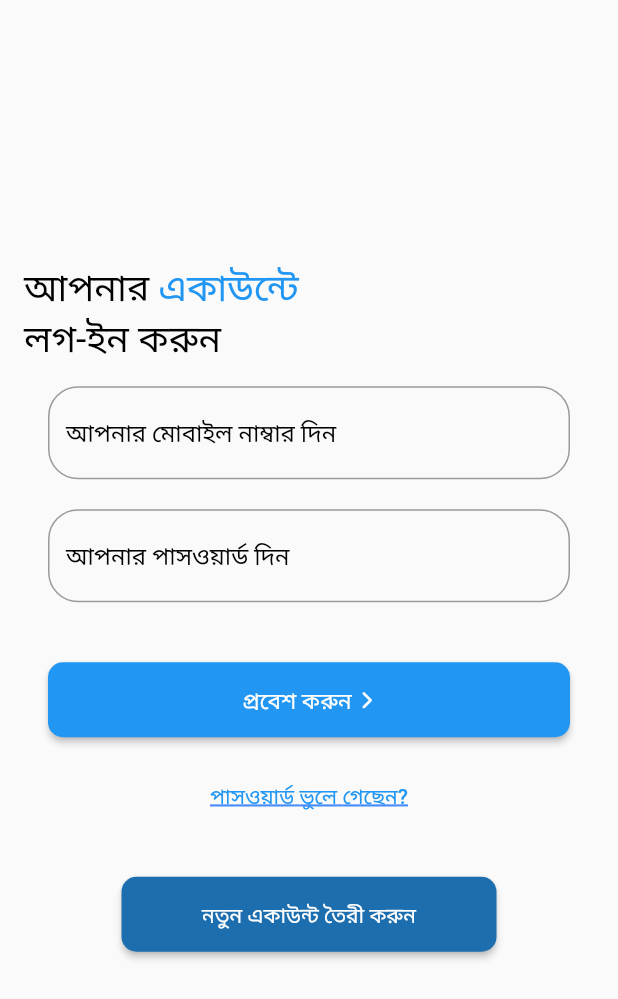
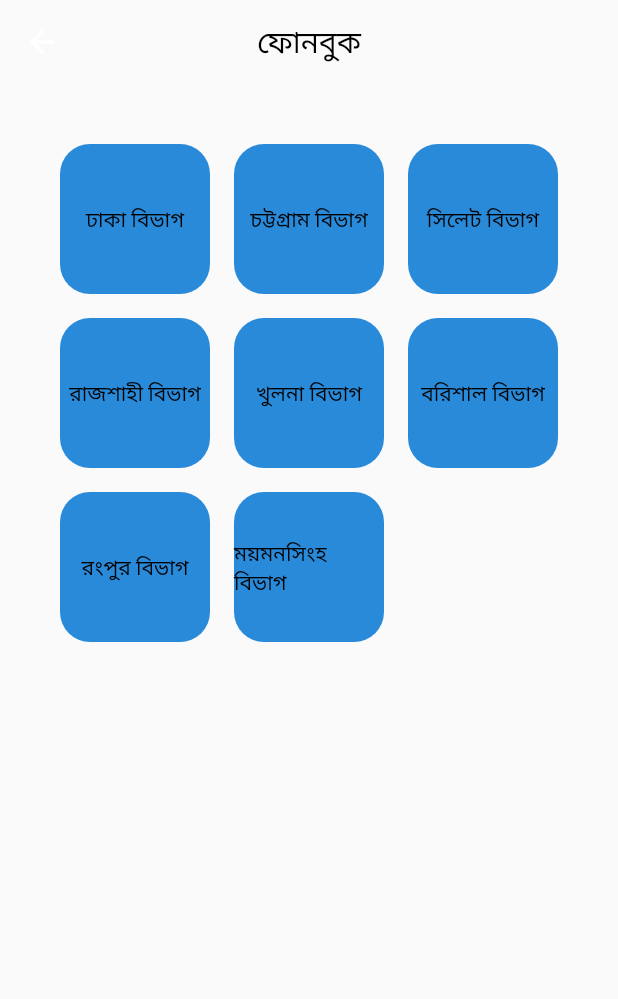
Before and after one commit to RidwanaTripti/Phonebook_flutterSample_project, a Flutter app: the screen it shows after launch, after a tap on "প্রবেশ করুন", on a phone screen of 412 x 824 dp. Shown: the top 999 px of the screen. Run offline on Flutter 3.47's test engine with Material 2 defaults, Android fonts, the phone set to English and light mode, and no system bars; our stand-ins replace font_awesome_flutter, pinput.

Commit message:
otp $ phonebook screen adding

```diff
--- a/lib/screens/login_screen.dart
+++ b/lib/screens/login_screen.dart
@@ -1,5 +1,7 @@
 import 'package:flutter/material.dart';
 import 'package:font_awesome_flutter/font_awesome_flutter.dart';
+import 'package:project_sample_01/screens/phonebook_screen.dart';
+import '/screens/signin_screen.dart';
 
 class Login_Screen extends StatefulWidget {
   const Login_Screen({super.key});
@@ -61,7 +63,7 @@ class _Login_ScreenState extends State<Login_Screen> {
                     child: Column(
                       children: [
                         TextField(
-                          keyboardType: TextInputType.number,
+                          // keyboardType: TextInputType.number,
                           decoration: InputDecoration(
                             hintText: "আপনার মোবাইল নাম্বার দিন",
                             hintStyle: TextStyle(color: Colors.black),
@@ -88,7 +90,12 @@ class _Login_ScreenState extends State<Login_Screen> {
                           child: Column(
                             children: [
                               ElevatedButton(
-                                onPressed: () {},
+                                onPressed: () {
+                                  Navigator.push(context,
+                                      MaterialPageRoute(builder: (context) {
+                                    return PhoneBook_Screen();
+                                  }));
+                                },
                                 child: Row(
                                   mainAxisAlignment: MainAxisAlignment.center,
                                   children: [
@@ -119,7 +126,12 @@ class _Login_ScreenState extends State<Login_Screen> {
                               ),
                               SizedBox(height: 30),
                               ElevatedButton(
-                                onPressed: () {},
+                                onPressed: () {
+                                  Navigator.push(context,
+                                      MaterialPageRoute(builder: (context) {
+                                    return Signin_screen();
+                                  }));
+                                },
                                 child: Text("নতুন একাউন্ট তৈরী করুন"),
                                 style: ElevatedButton.styleFrom(
                                   minimumSize: Size(250.0, 50.0),
--- /dev/null
+++ b/lib/screens/phonebook_screen.dart
@@ -0,0 +1,175 @@
+import 'package:flutter/material.dart';
+
+class PhoneBook_Screen extends StatefulWidget {
+  const PhoneBook_Screen({super.key});
+
+  @override
+  State<PhoneBook_Screen> createState() => _PhoneBook_ScreenState();
+}
+
+class _PhoneBook_ScreenState extends State<PhoneBook_Screen> {
+  BoxDecoration containerdeco = BoxDecoration(
+      color: Color.fromARGB(255, 41, 138, 218),
+      borderRadius: BorderRadius.circular(20));
+  TextStyle textStyle = TextStyle(color: Colors.black);
+  @override
+  Widget build(BuildContext context) {
+    return Scaffold(
+      appBar: AppBar(
+        // leading: IconButton(
+        //   onPressed: () {},
+        //   icon: Icon(Icons.circle),
+        //   color: Colors.black,
+        // ),
+        title: Text(
+          "ফোনবুক",
+          style: TextStyle(
+            color: Colors.black,
+          ),
+        ),
+        centerTitle: true,
+        backgroundColor: Colors.transparent,
+        elevation: 0.0,
+      ),
+      body: Center(
+        child: Padding(
+          padding: const EdgeInsets.all(32.0),
+          child: Column(
+            // mainAxisAlignment: MainAxisAlignment.center,
+            crossAxisAlignment: CrossAxisAlignment.center,
+            children: [
+              Row(
+                mainAxisAlignment: MainAxisAlignment.center,
+                children: [
+                  Expanded(
+                    child: Padding(
+                      padding: const EdgeInsets.all(8.0),
+                      child: Container(
+                        height: 100.0,
+                        width: 100.0,
+                        decoration: containerdeco,
+                        child: Align(
+                            alignment: Alignment.center,
+                            child: Text(
+                              "ঢাকা বিভাগ",
+                              style: textStyle,
+                            )),
+                      ),
+                    ),
+                  ),
+                  Expanded(
+                    child: Padding(
+                      padding: const EdgeInsets.all(8.0),
+                      child: Container(
+                        height: 100.0,
+                        width: 100.0,
+                        decoration: containerdeco,
+                        child: Align(
+                            alignment: Alignment.center,
+                            child: Text("চট্টগ্রাম বিভাগ", style: textStyle)),
+                      ),
+                    ),
+                  ),
+                  Expanded(
+                    child: Padding(
+                      padding: const EdgeInsets.all(8.0),
+                      child: Container(
+                        height: 100.0,
+                        width: 100.0,
+                        decoration: containerdeco,
+                        child: Align(
+                            alignment: Alignment.center,
+                            child: Text("সিলেট বিভাগ", style: textStyle)),
+                      ),
+                    ),
+                  )
+                ],
+              ),
+              Row(
+                mainAxisAlignment: MainAxisAlignment.center,
+                children: [
+                  Expanded(
+                    child: Padding(
+                      padding: const EdgeInsets.all(8.0),
+                      child: Container(
+                        height: 100.0,
+                        width: 100.0,
+                        decoration: containerdeco,
+                        child: Align(
+                            alignment: Alignment.center,
+                            child: Text("রাজশাহী বিভাগ", style: textStyle)),
+                      ),
+                    ),
+                  ),
+                  Expanded(
+                    child: Padding(
+                      padding: const EdgeInsets.all(8.0),
+                      child: Container(
+                        height: 100.0,
+                        width: 100.0,
+                        decoration: containerdeco,
+                        child: Align(
+                            alignment: Alignment.center,
+                            child: Text("খুলনা বিভাগ", style: textStyle)),
+                      ),
+                    ),
+                  ),
+                  Expanded(
+                    child: Padding(
+                      padding: const EdgeInsets.all(8.0),
+                      child: Container(
+                        height: 100.0,
+                        width: 100.0,
+                        decoration: containerdeco,
+                        child: Align(
+                            alignment: Alignment.center,
+                            child: Text("বরিশাল বিভাগ", style: textStyle)),
+                      ),
+                    ),
+                  )
+                ],
+              ),
+              Row(
+                mainAxisAlignment: MainAxisAlignment.center,
+                children: [
+                  Expanded(
+                    child: Padding(
+                      padding: const EdgeInsets.all(8.0),
+                      child: Container(
+                        height: 100.0,
+                        width: 100.0,
+                        decoration: containerdeco,
+                        child: Align(
+                            alignment: Alignment.center,
+                            child: Text("রংপুর বিভাগ", style: textStyle)),
+                      ),
+                    ),
+                  ),
+                  Expanded(
+                    child: Padding(
+                      padding: const EdgeInsets.all(8.0),
+                      child: Container(
+                        height: 100.0,
+                        width: 100.0,
+                        decoration: containerdeco,
+                        child: Align(
+                            alignment: Alignment.center,
+                            child: Text("ময়মনসিংহ বিভাগ", style: textStyle)),
+                      ),
+                    ),
+                  ),
+                  Expanded(
+                    child: Container(
+                      height: 100.0,
+                      width: 100.0,
+                    ),
+                  ),
+                ],
+              )
+            ],
+          ),
+        ),
+      ),
+    );
+  }
+}
--- a/pubspec.yaml
+++ b/pubspec.yaml
@@ -36,6 +36,7 @@ dependencies:
   # Use with the CupertinoIcons class for iOS style icons.
   cupertino_icons: ^1.0.2
   font_awesome_flutter: ^10.4.0
+  pinput: ^2.2.31
 
 dev_dependencies:
   flutter_test:
@@ -62,7 +63,7 @@ flutter:
   # To add assets to your application, add an assets section, like this:
   assets:
      - assets/image_01.jpg
-  #   - images/a_dot_ham.jpeg
+     - assets/image_02.jpg
 
   # An image asset can refer to one or more resolution-specific "variants", see
   # https://flutter.dev/assets-and-images/#resolution-aware
```
Also changed, not shown: lib/screens/form_screen.dart (added, +112 -0 lines), lib/screens/otp_screen.dart (added, +92 -0 lines), lib/screens/signin_screen.dart (added, +134 -0 lines), assets/image_02.jpg (added), pubspec.lock, 5 other files.
